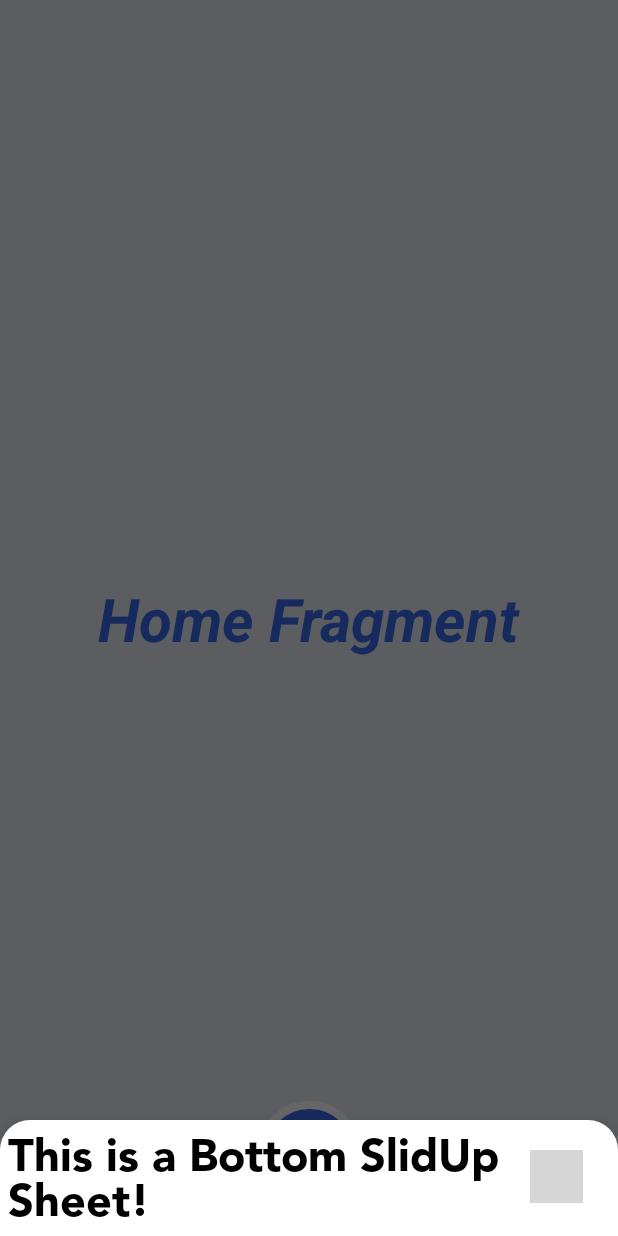
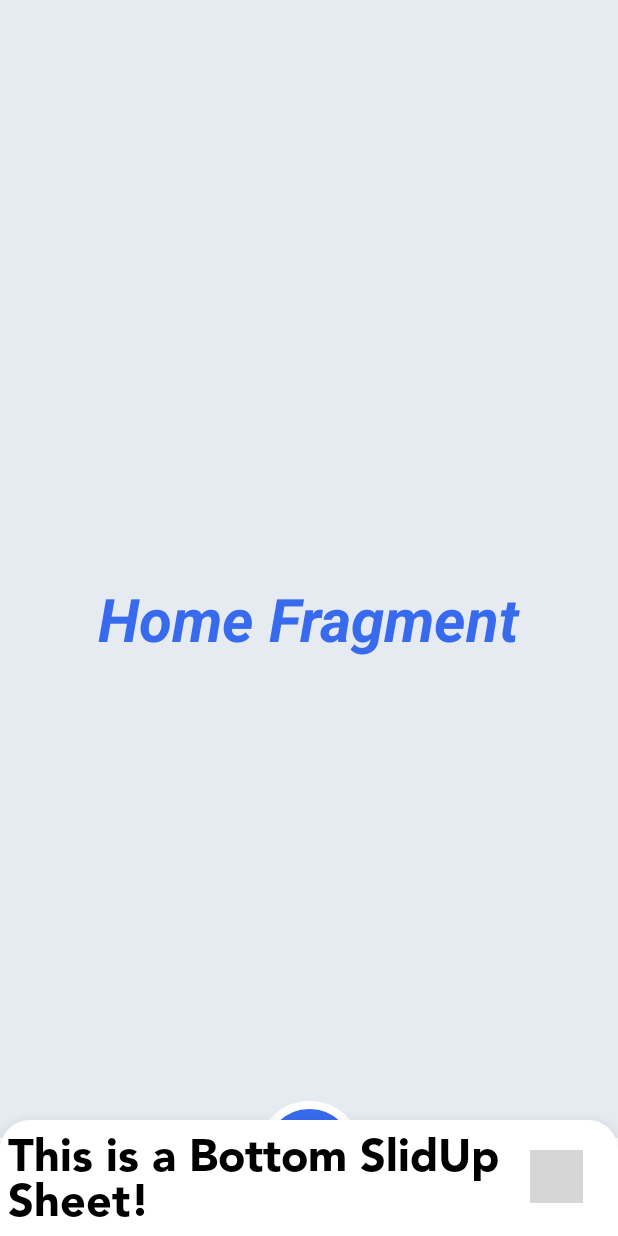
Before and after one commit to SiddyDevelops/Blogaro, an Android app: the fragment BottomSheetDialog placed in its activity, on a phone screen of 412 x 824 dp. Run offline under Robolectric (Android 15) with nearby library versions, the phone set to English and light mode, and no system bars; grey boxes are pictures that could not be loaded.

Commit message:
Bug Fixes-BSF

```diff
--- a/Blogaro/app/src/main/java/com/siddydevelops/blogaro/BottomSheetDialog.java
+++ b/Blogaro/app/src/main/java/com/siddydevelops/blogaro/BottomSheetDialog.java
@@ -1,7 +1,9 @@
 package com.siddydevelops.blogaro;
 
+import android.app.Dialog;
 import android.graphics.Color;
 import android.os.Bundle;
+import android.view.Gravity;
 import android.view.LayoutInflater;
 import android.view.View;
 import android.view.ViewGroup;
@@ -22,4 +24,15 @@ public class BottomSheetDialog extends BottomSheetDialogFragment {
         View view = inflater.inflate(R.layout.profile_bottom_sheet,container,false);
         return view;
     }
+
+    @NonNull
+    @Override
+    public Dialog onCreateDialog(@Nullable Bundle savedInstanceState) {
+        //return super.onCreateDialog(savedInstanceState);
+        Dialog dialog = super.onCreateDialog(savedInstanceState);
+        dialog.getWindow().setGravity(Gravity.BOTTOM);
+        dialog.getWindow().setBackgroundDrawableResource(android.R.color.transparent);
+        dialog.getWindow().clearFlags(WindowManager.LayoutParams.FLAG_DIM_BEHIND);
+        return dialog;
+    }
 }
--- a/Blogaro/app/src/main/java/com/siddydevelops/blogaro/NavFragments/FragmentProfile.java
+++ b/Blogaro/app/src/main/java/com/siddydevelops/blogaro/NavFragments/FragmentProfile.java
@@ -1,5 +1,7 @@
 package com.siddydevelops.blogaro.NavFragments;
 
+import android.graphics.Color;
+import android.graphics.drawable.ColorDrawable;
 import android.os.Bundle;
 
 import androidx.annotation.NonNull;
@@ -59,7 +61,6 @@ public class FragmentProfile extends Fragment {
                 followersBTN.setBackgroundColor(getResources().getColor(R.color.blue_off));
 
                 BottomSheetDialog bottomSheetDialog = new BottomSheetDialog();
-
                 bottomSheetDialog.show(getActivity().getSupportFragmentManager(), "ModalBottomSheet");
             }
         });
```
